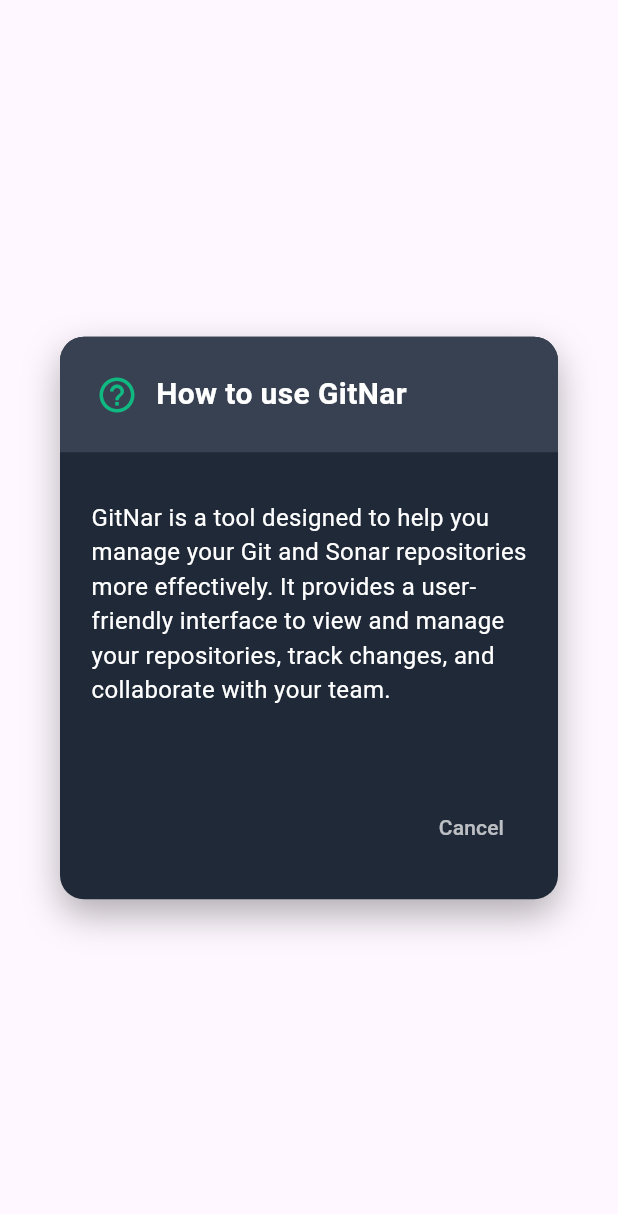
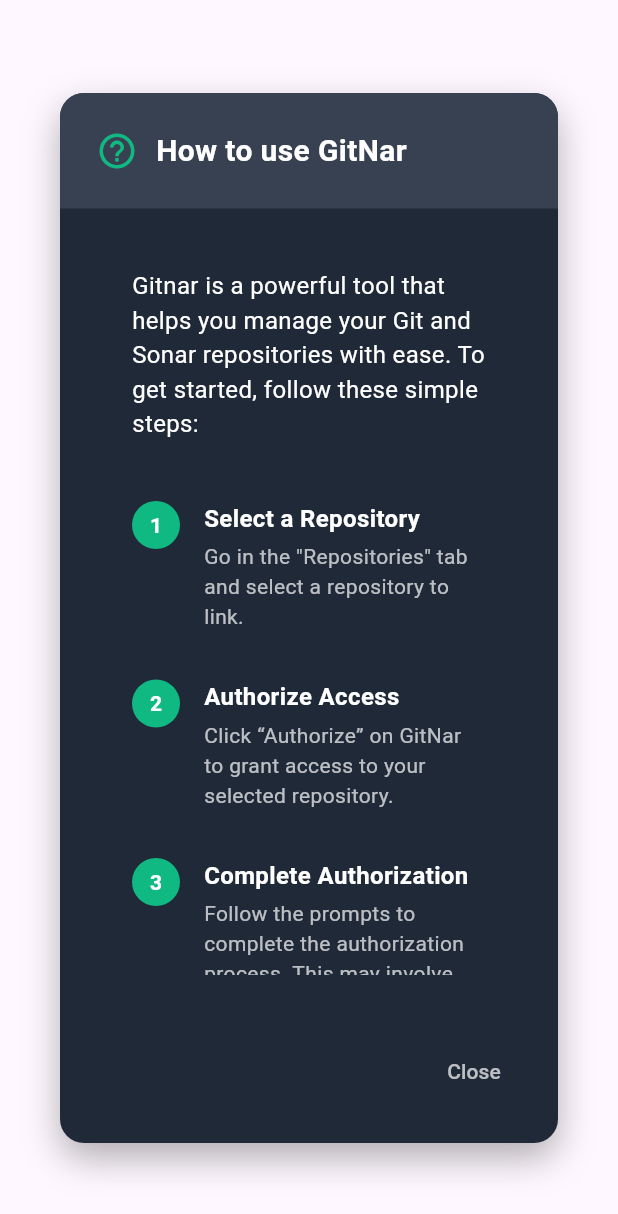
Before and after one commit to T1WiLLi/GitNar, a Flutter app: the InformationIconModal widget shown alone on an empty page, opened directly, on a phone screen of 412 x 824 dp. Shown: the top 1214 px of the screen. Run offline on Flutter 3.47's test engine with Material 3 defaults, Android fonts, the phone set to English and light mode, and no system bars; our stand-ins replace flutter_dotenv, font_awesome_flutter, shared_preferences; missing offline and left inert: oauth2, window_size; accounts and stored records are empty; network calls fail.

Commit message:
feat: add step and link to the git repo

```diff
--- a/lib/src/views/components/general/link_button.dart
+++ b/lib/src/views/components/general/link_button.dart
@@ -2,12 +2,15 @@ import 'package:flutter/material.dart';
 import 'package:url_launcher/url_launcher.dart';
 
 class LinkButton extends StatelessWidget {
-  final Uri _url = Uri.parse('https://flutter.dev');
+  final Uri _url;
+  final String _buttonText;
 
-
+  const LinkButton({super.key, required String buttonText, required Uri url})
+    : _buttonText = buttonText,
+      _url = url;
 
   Future<void> _launchUrl() async {
-    if (!await launchUrl(_url)) {
+    if (!await launchUrl(_url, mode: LaunchMode.externalApplication)) {
       throw 'Could not launch $_url';
     }
   }
@@ -16,7 +19,16 @@ class LinkButton extends StatelessWidget {
   Widget build(BuildContext context) {
     return TextButton(
       onPressed: _launchUrl,
-      child: const Text('Aller sur Flutter.dev'),
+      child: Text(
+        _buttonText,
+        style: const TextStyle(
+          color: Colors.blue,
+          fontSize: 14,
+          decoration: TextDecoration.underline,
+          fontWeight: FontWeight.normal,
+          ),
+      ),
+
     );
   }
 }
--- a/lib/src/views/components/home_view/information_icon_modal.dart
+++ b/lib/src/views/components/home_view/information_icon_modal.dart
@@ -1,4 +1,5 @@
 import 'package:flutter/material.dart';
+import 'package:gitnar/src/views/components/general/link_button.dart';
 
 class InformationIconModal extends StatelessWidget {
   const InformationIconModal({super.key});
@@ -21,11 +22,21 @@ class InformationIconModal extends StatelessWidget {
           ],
         ),
         child: Column(
-          mainAxisSize: MainAxisSize.min,
           children: [
             _buildHeader(),
             const SizedBox(height: 16),
-            _buildContent(),
+
+            // <<< make this scrollable >>>
+            Expanded(
+              child: SingleChildScrollView(
+                padding: const EdgeInsets.symmetric(horizontal: 24),
+                child: Column(
+                  crossAxisAlignment: CrossAxisAlignment.start,
+                  children: [_buildContent()],
+                ),
+              ),
+            ),
+
             const SizedBox(height: 16),
             _buildFooter(context),
           ],
@@ -35,13 +46,57 @@ class InformationIconModal extends StatelessWidget {
   }
 
   Widget _buildContent() {
-    return Padding(
-      padding: const EdgeInsets.all(16.0),
-      child: Text(
-        'GitNar is a tool designed to help you manage your Git and Sonar repositories more effectively. '
-        'It provides a user-friendly interface to view and manage your repositories, track changes, and collaborate with your team.',
-        style: const TextStyle(color: Colors.white, fontSize: 16),
-        textWidthBasis: TextWidthBasis.longestLine,
+    return Container(
+      padding: const EdgeInsets.all(24),
+      child: Column(
+        crossAxisAlignment: CrossAxisAlignment.start,
+        children: [
+          const Text(
+            'Gitnar is a powerful tool that helps you manage your Git and Sonar repositories with ease. To get started, follow these simple steps:',
+            style: TextStyle(fontSize: 16, color: Colors.white),
+          ),
+          const SizedBox(height: 40),
+          buildStepItem(
+            step: 1,
+            title: 'Select a Repository',
+            description:
+                'Go in the "Repositories" tab and select a repository to link.',
+          ),
+          const SizedBox(height: 32),
+          buildStepItem(
+            step: 2,
+            title: 'Authorize Access',
+            description:
+                'Click “Authorize” on GitNar to grant access to your selected repository.',
+          ),
+          const SizedBox(height: 32),
+          buildStepItem(
+            step: 3,
+            title: 'Complete Authorization',
+            description:
+                'Follow the prompts to complete the authorization process. This may involve logging into your Git account and confirming permissions.',
+          ),
+          const SizedBox(height: 32),
+          buildStepItem(
+            step: 4,
+            title: 'Follow the Prompts',
+            description:
+                'Once authorized, follow any additional prompts to finalize the setup. This may include selecting specific branches or configuring settings.',
+          ),
+          const SizedBox(height: 32),
+          Row(
+            children: [
+              Text(
+                'For more information about GitNar, visit our repository:',
+                style: const TextStyle(fontSize: 16, color: Colors.white),
+              ),
+              LinkButton(
+                buttonText: 'Click here',
+                url: Uri.parse('https://github.com/T1WiLLi/GitNar.git'),
+              ),
+            ],
+          ),
+        ],
       ),
     );
   }
@@ -57,7 +112,7 @@ class InformationIconModal extends StatelessWidget {
           TextButton(
             onPressed: () => Navigator.of(context).pop(),
             style: TextButton.styleFrom(foregroundColor: Colors.white70),
-            child: const Text('Cancel'),
+            child: const Text('Close'),
           ),
         ],
       ),
@@ -97,4 +152,53 @@ class InformationIconModal extends StatelessWidget {
       ),
     );
   }
+
+  Widget buildStepItem({
+    required int step,
+    required String title,
+    required String description,
+  }) {
+    return Row(
+      crossAxisAlignment: CrossAxisAlignment.start,
+      children: [
+        Container(
+          width: 32,
+          height: 32,
+          decoration: BoxDecoration(
+            color: const Color(0xFF10B981),
+            shape: BoxShape.circle,
+          ),
+          alignment: Alignment.center,
+          child: Text(
+            '$step',
+            style: const TextStyle(
+              color: Colors.white,
+              fontWeight: FontWeight.bold,
+            ),
+          ),
+        ),
+        const SizedBox(width: 16),
+        Expanded(
+          child: Column(
+            crossAxisAlignment: CrossAxisAlignment.start,
+            children: [
+              Text(
+                title,
+                style: const TextStyle(
+                  fontSize: 16,
+                  fontWeight: FontWeight.bold,
+                  color: Colors.white,
+                ),
+              ),
+              const SizedBox(height: 4),
+              Text(
+                description,
+                style: const TextStyle(fontSize: 14, color: Colors.white70),
+              ),
+            ],
+          ),
+        ),
+      ],
+    );
+  }
 }
```
